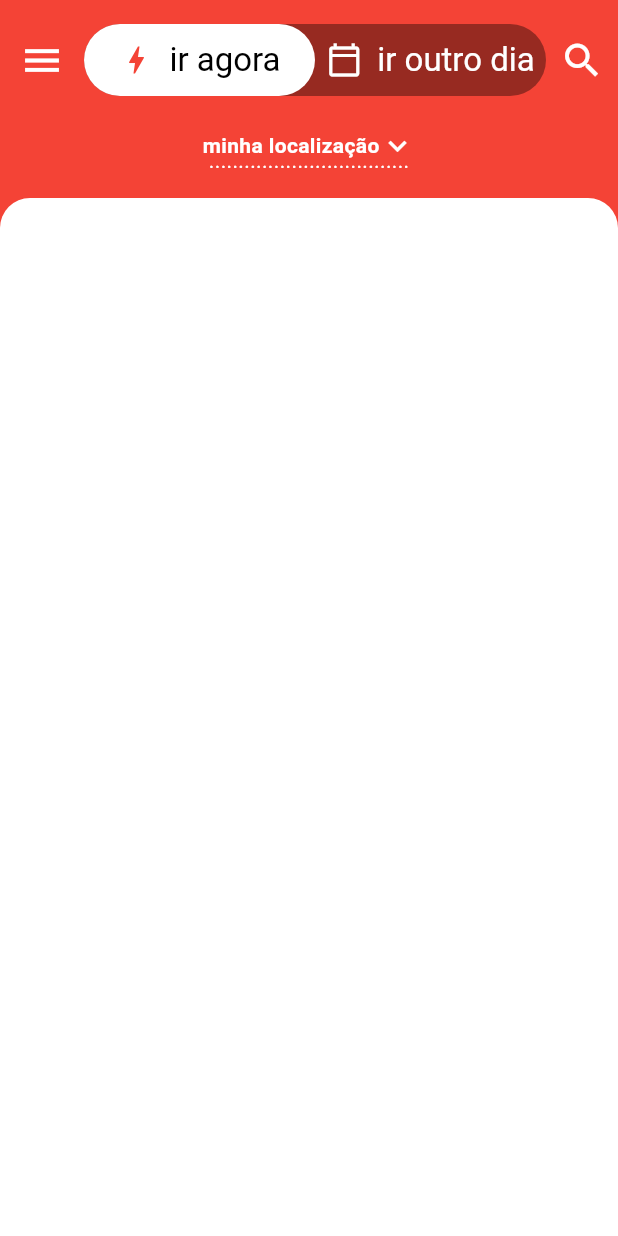
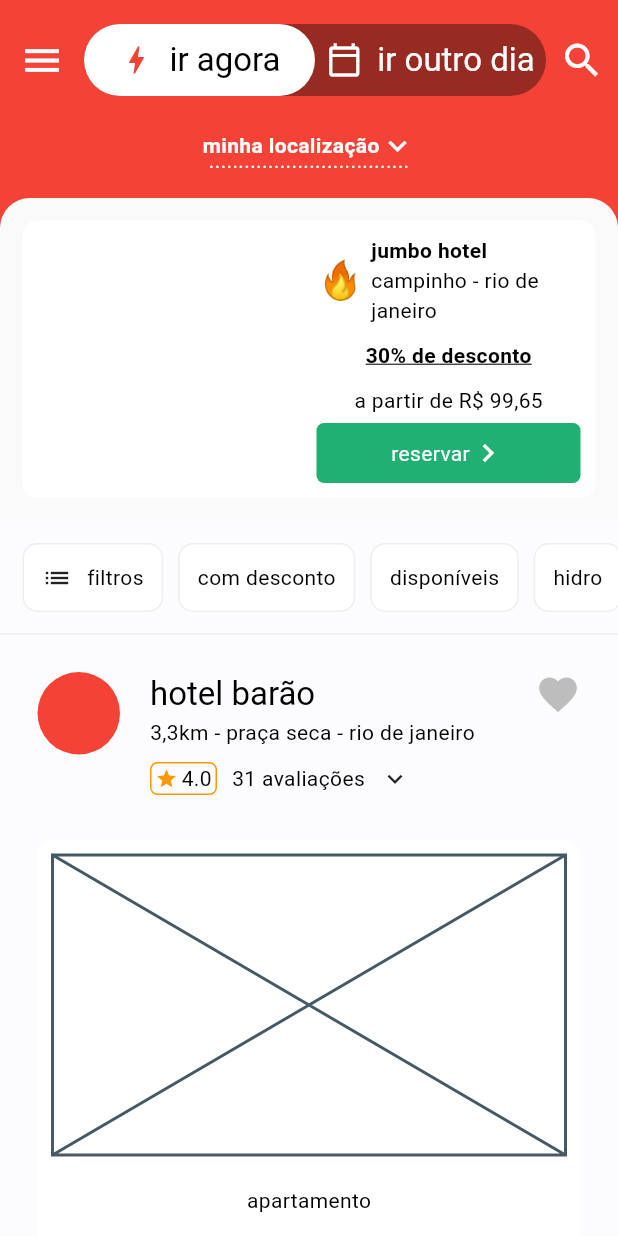
Before and after one commit to eduardoazvd17/go_motel_guide, a Flutter app: the screen it shows after launch, on a phone screen of 412 x 824 dp. Run offline on Flutter 3.47's test engine with Material 3 defaults, Android fonts, the phone set to English and light mode, and no system bars.

Commit message:
Creating home screen widgets

```diff
--- a/lib/src/features/home/presentation/pages/home_page.dart
+++ b/lib/src/features/home/presentation/pages/home_page.dart
@@ -1,4 +1,5 @@
 import 'package:flutter/material.dart';
+import 'package:go/src/features/home/presentation/pages/widgets/slider_motel_tile_widget.dart';
 
 import '../../home.dart';
 
@@ -24,17 +25,39 @@ class HomePage extends StatelessWidget {
               child: MyLocationButton(),
             ),
             Expanded(
-              child: Container(
-                decoration: BoxDecoration(
-                  color: Theme.of(context).scaffoldBackgroundColor,
-                  borderRadius: BorderRadius.only(
-                    topLeft: Radius.circular(20),
-                    topRight: Radius.circular(20),
+              child: ClipRRect(
+                borderRadius: BorderRadius.only(
+                  topLeft: Radius.circular(20),
+                  topRight: Radius.circular(20),
+                ),
+                child: Container(
+                  color: Colors.grey.shade50,
+                  child: ListView(
+                    padding: EdgeInsets.symmetric(vertical: 15),
+                    children: [
+                      Padding(
+                        padding: const EdgeInsets.symmetric(horizontal: 15),
+                        child: SliderMotelTileWidget(),
+                      ),
+                      Padding(
+                        padding: const EdgeInsets.only(top: 15),
+                        child: Container(
+                          color: const Color.fromARGB(252, 252, 252, 255),
+                          child: Column(
+                            children: [
+                              Padding(
+                                padding:
+                                    const EdgeInsets.symmetric(vertical: 15),
+                                child: FiltersBarWidget(),
+                              ),
+                              Divider(color: Colors.grey.shade200, height: 0),
+                              MotelTileWidget(),
+                            ],
+                          ),
+                        ),
+                      ),
+                    ],
                   ),
-                ),
-                child: ListView(
-                  padding: EdgeInsets.all(15),
-                  children: [],
                 ),
               ),
             ),
--- /dev/null
+++ b/lib/src/features/home/presentation/pages/widgets/filters_bar_widget.dart
@@ -0,0 +1,45 @@
+import 'package:flutter/material.dart';
+
+class FiltersBarWidget extends StatelessWidget {
+  const FiltersBarWidget({super.key});
+
+  @override
+  Widget build(BuildContext context) {
+    return SingleChildScrollView(
+      scrollDirection: Axis.horizontal,
+      child: Padding(
+        padding: const EdgeInsets.symmetric(horizontal: 15),
+        child: Row(
+          spacing: 10,
+          children: [
+            _item('filtros', icon: Icons.list),
+            _item('com desconto'),
+            _item('disponíveis'),
+            _item('hidro'),
+            _item('piscina'),
+            _item('sauna'),
+            _item('ofurô'),
+          ],
+        ),
+      ),
+    );
+  }
+
+  Widget _item(String title, {IconData? icon}) {
+    return Container(
+      decoration: BoxDecoration(
+        color: Colors.white,
+        borderRadius: BorderRadius.circular(10),
+        border: Border.all(color: Colors.grey.shade200),
+      ),
+      padding: EdgeInsets.all(12),
+      child: Row(
+        spacing: 10,
+        children: [
+          if (icon != null) Icon(icon, size: 20),
+          Text(title),
+        ],
+      ),
+    );
+  }
+}
--- /dev/null
+++ b/lib/src/features/home/presentation/pages/widgets/motel_tile_widget.dart
@@ -0,0 +1,269 @@
+import 'package:flutter/material.dart';
+
+class MotelTileWidget extends StatelessWidget {
+  const MotelTileWidget({super.key});
+
+  @override
+  Widget build(BuildContext context) {
+    return Padding(
+      padding: const EdgeInsets.all(25),
+      child: Column(
+        spacing: 10,
+        children: [
+          Padding(
+            padding: const EdgeInsets.only(bottom: 20),
+            child: Row(
+              spacing: 20,
+              crossAxisAlignment: CrossAxisAlignment.start,
+              children: [
+                Container(
+                  height: 55,
+                  width: 55,
+                  decoration: BoxDecoration(
+                    shape: BoxShape.circle,
+                    color: Colors.red,
+                  ),
+                ),
+                Expanded(
+                  child: Column(
+                    crossAxisAlignment: CrossAxisAlignment.start,
+                    children: [
+                      Row(
+                        children: [
+                          Expanded(
+                            child: Text(
+                              'hotel barão',
+                              style: Theme.of(context).textTheme.titleLarge,
+                            ),
+                          ),
+                          Icon(
+                            Icons.favorite,
+                            size: 30,
+                            color: Colors.grey.shade400,
+                          ),
+                        ],
+                      ),
+                      Text('3,3km - praça seca - rio de janeiro'),
+                      Padding(
+                        padding: const EdgeInsets.only(top: 10),
+                        child: _ratingWidget(),
+                      ),
+                    ],
+                  ),
+                ),
+              ],
+            ),
+          ),
+          _imageWithTypeWidget(),
+          _unavialableOnAppWidget(),
+          _iconsWidget(),
+          _priceWidget(context)
+        ],
+      ),
+    );
+  }
+
+  Container _priceWidget(BuildContext context) {
+    return Container(
+      decoration: BoxDecoration(
+        color: Colors.white,
+        borderRadius: BorderRadius.circular(10),
+      ),
+      padding: EdgeInsets.all(20),
+      child: Row(
+        spacing: 10,
+        children: [
+          Expanded(
+            child: Column(
+              crossAxisAlignment: CrossAxisAlignment.start,
+              spacing: 10,
+              children: [
+                Row(
+                  spacing: 10,
+                  children: [
+                    Text(
+                      '4 horas',
+                      style: Theme.of(context).textTheme.titleLarge,
+                    ),
+                    Container(
+                      decoration: BoxDecoration(
+                        border: Border.all(color: Colors.green),
+                        borderRadius: BorderRadius.circular(30),
+                      ),
+                      padding:
+                          EdgeInsets.symmetric(horizontal: 10, vertical: 2),
+                      child: Text(
+                        '10% off',
+                        style: TextStyle(color: Colors.green),
+                      ),
+                    )
+                  ],
+                ),
+                Row(
+                  spacing: 20,
+                  children: [
+                    Text(
+                      'R\$ 78,47',
+                      style: Theme.of(context).textTheme.titleLarge?.copyWith(
+                            color: Colors.grey,
+                            decorationColor: Colors.grey,
+                            decoration: TextDecoration.lineThrough,
+                          ),
+                    ),
+                    Text(
+                      'R\$ 70,98',
+                      style: Theme.of(context).textTheme.titleLarge,
+                    ),
+                  ],
+                ),
+              ],
+            ),
+          ),
+          Icon(Icons.arrow_forward_ios, color: Colors.grey),
+        ],
+      ),
+    );
+  }
+
+  Container _iconsWidget() {
+    return Container(
+      decoration: BoxDecoration(
+        color: Colors.white,
+        borderRadius: BorderRadius.circular(10),
+      ),
+      padding: EdgeInsets.symmetric(vertical: 15, horizontal: 25),
+      child: Row(
+        spacing: 15,
+        mainAxisAlignment: MainAxisAlignment.center,
+        children: [
+          Container(
+            decoration: BoxDecoration(
+              color: Colors.grey.shade100,
+              borderRadius: BorderRadius.circular(5),
+            ),
+            child: Padding(
+              padding: const EdgeInsets.all(10),
+              child: Icon(Icons.ac_unit, color: Colors.grey),
+            ),
+          ),
+          Container(
+            decoration: BoxDecoration(
+              color: Colors.grey.shade100,
+              borderRadius: BorderRadius.circular(5),
+            ),
+            child: Padding(
+              padding: const EdgeInsets.all(10),
+              child: Icon(Icons.ac_unit, color: Colors.grey),
+            ),
+          ),
+          Container(
+            decoration: BoxDecoration(
+              color: Colors.grey.shade100,
+              borderRadius: BorderRadius.circular(5),
+            ),
+            child: Padding(
+              padding: const EdgeInsets.all(10),
+              child: Icon(Icons.ac_unit, color: Colors.grey),
+            ),
+          ),
+          Row(
+            spacing: 10,
+            children: [
+              Text(
+                'ver\ntodos',
+                textAlign: TextAlign.end,
+                style: TextStyle(color: Colors.grey),
+              ),
+              Icon(Icons.keyboard_arrow_down, size: 15, color: Colors.grey),
+            ],
+          ),
+        ],
+      ),
+    );
+  }
+
+  Widget _unavialableOnAppWidget() {
+    return Container(
+      decoration: BoxDecoration(
+        color: Colors.white,
+        borderRadius: BorderRadius.circular(10),
+      ),
+      padding: EdgeInsets.symmetric(vertical: 15, horizontal: 25),
+      child: Row(
+        spacing: 10,
+        mainAxisAlignment: MainAxisAlignment.spaceBetween,
+        children: [
+          Text(
+            'indisponível no app',
+            style: TextStyle(color: Colors.pink.shade900),
+          ),
+          Container(
+            decoration: BoxDecoration(
+              borderRadius: BorderRadius.circular(5),
+              color: Colors.pink.shade900,
+            ),
+            padding: EdgeInsets.all(10),
+            child: Row(
+              spacing: 5,
+              children: [
+                Icon(Icons.notifications_none, color: Colors.white),
+                Text(
+                  'avise-me',
+                  style: TextStyle(color: Colors.white),
+                ),
+              ],
+            ),
+          )
+        ],
+      ),
+    );
+  }
+
+  Widget _ratingWidget() {
+    return Row(
+      spacing: 10,
+      children: [
+        Container(
+          decoration: BoxDecoration(
+            border: Border.all(color: Colors.orange),
+            borderRadius: BorderRadius.circular(5),
+          ),
+          padding: EdgeInsets.symmetric(horizontal: 2.5),
+          child: Row(
+            spacing: 2.5,
+            children: [
+              Icon(
+                Icons.star,
+                size: 15,
+                color: Colors.orange,
+              ),
+              Text('4.0'),
+            ],
+          ),
+        ),
+        Text('31 avaliações'),
+        Icon(Icons.keyboard_arrow_down, size: 20),
+      ],
+    );
+  }
+
+  Widget _imageWithTypeWidget() {
+    return Container(
+      decoration: BoxDecoration(
+        color: Colors.white,
+        borderRadius: BorderRadius.circular(10),
+      ),
+      padding: EdgeInsets.all(10),
+      child: Column(
+        spacing: 10,
+        children: [
+          Placeholder(fallbackHeight: 200),
+          Padding(
+            padding: const EdgeInsets.all(10),
+            child: Text('apartamento'),
+          ),
+        ],
+      ),
+    );
+  }
+}
--- /dev/null
+++ b/lib/src/features/home/presentation/pages/widgets/reserve_button.dart
@@ -0,0 +1,41 @@
+import 'package:flutter/material.dart';
+
+class ReserveButton extends StatelessWidget {
+  const ReserveButton({super.key});
+
+  @override
+  Widget build(BuildContext context) {
+    return InkWell(
+      onTap: () {},
+      borderRadius: BorderRadius.circular(5),
+      child: Container(
+        decoration: BoxDecoration(
+          color: const Color.fromARGB(255, 32, 176, 116),
+          borderRadius: BorderRadius.circular(5),
+        ),
+        child: Padding(
+          padding: const EdgeInsets.symmetric(
+            vertical: 8,
+            horizontal: 15,
+          ),
+          child: Row(
+            mainAxisSize: MainAxisSize.min,
+            mainAxisAlignment: MainAxisAlignment.center,
+            children: [
+              Text(
+                'reservar',
+                style: TextStyle(
+                  color: Colors.white,
+                ),
+              ),
+              Icon(
+                Icons.keyboard_arrow_right,
+                color: Colors.white,
+              ),
+            ],
+          ),
+        ),
+      ),
+    );
+  }
+}
--- /dev/null
+++ b/lib/src/features/home/presentation/pages/widgets/slider_motel_tile_widget.dart
@@ -0,0 +1,69 @@
+import 'package:flutter/material.dart';
+
+import '../../../home.dart';
+
+class SliderMotelTileWidget extends StatelessWidget {
+  const SliderMotelTileWidget({super.key});
+
+  @override
+  Widget build(BuildContext context) {
+    return Container(
+      decoration: BoxDecoration(
+        color: Colors.white,
+        borderRadius: BorderRadius.circular(10),
+      ),
+      padding: EdgeInsets.all(10),
+      child: Row(
+        spacing: 10,
+        children: [
+          Expanded(child: SizedBox()),
+          Expanded(
+            child: Column(
+              mainAxisAlignment: MainAxisAlignment.center,
+              children: [
+                Row(
+                  spacing: 5,
+                  children: [
+                    Text('🔥', style: TextStyle(fontSize: 25)),
+                    Expanded(
+                      child: Column(
+                        crossAxisAlignment: CrossAxisAlignment.start,
+                        children: [
+                          Text(
+                            'jumbo hotel',
+                            style: TextStyle(
+                              fontWeight: FontWeight.bold,
+                            ),
+                          ),
+                          Text('campinho - rio de janeiro'),
+                        ],
+                      ),
+                    ),
+                  ],
+                ),
+                const SizedBox(height: 10),
+                Text(
+                  '30% de desconto',
+                  style: TextStyle(
+                    fontWeight: FontWeight.bold,
+                    decoration: TextDecoration.underline,
+                  ),
+                ),
+                const SizedBox(height: 10),
+                Text('a partir de R\$ 99,65'),
+                const SizedBox(height: 5),
+                Row(
+                  children: [
+                    Expanded(
+                      child: const ReserveButton(),
+                    ),
+                  ],
+                ),
+              ],
+            ),
+          )
+        ],
+      ),
+    );
+  }
+}
--- a/lib/src/features/home/presentation/pages/widgets/widgets.dart
+++ b/lib/src/features/home/presentation/pages/widgets/widgets.dart
@@ -1,2 +1,5 @@
+export 'filters_bar_widget.dart';
+export 'motel_tile_widget.dart';
 export 'my_location_button.dart';
+export 'reserve_button.dart';
 export 'tab_buttons_widget.dart';
```
